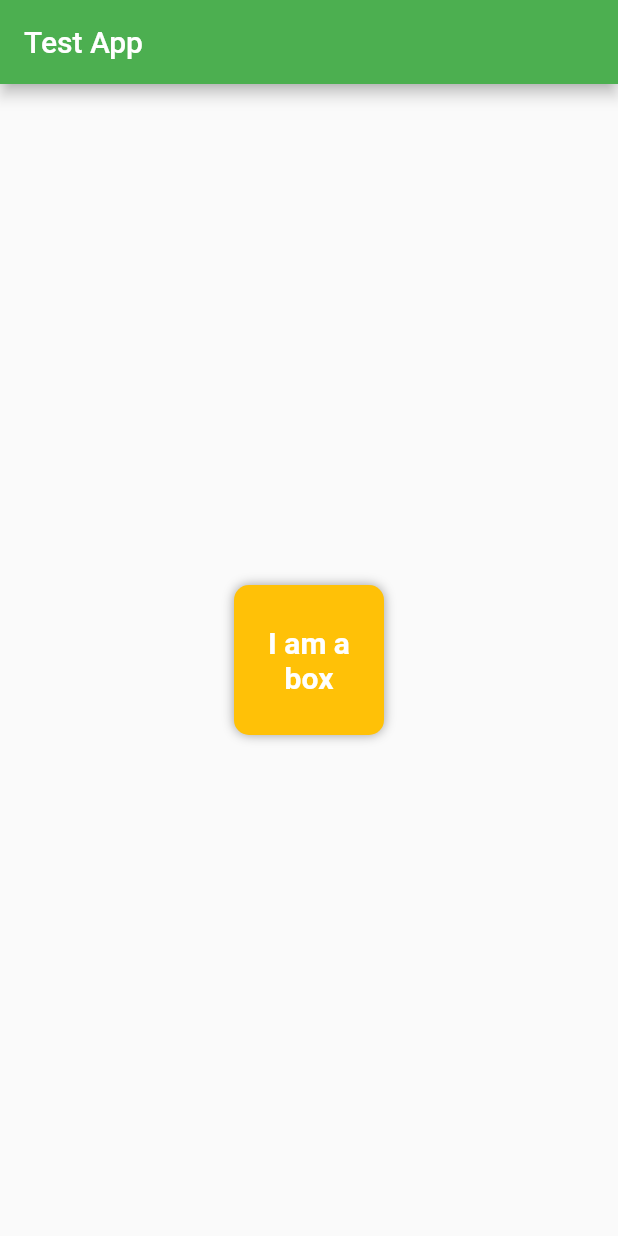
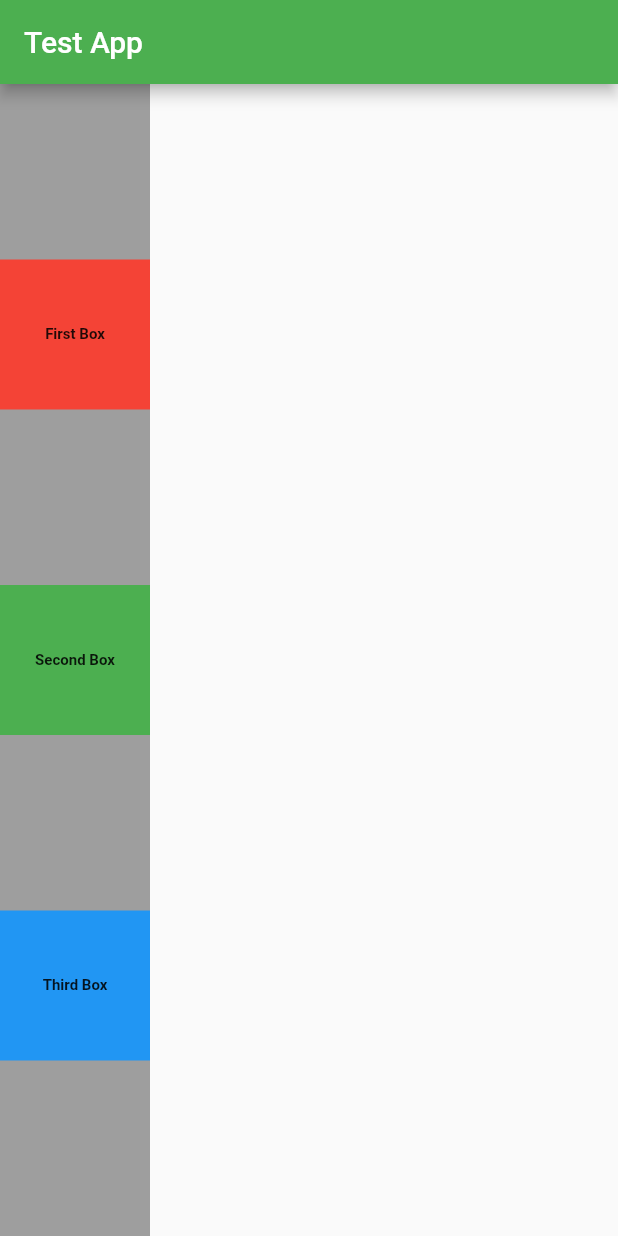
Before and after one commit to Madcamp4-Week2/Retent-Frontend, a Flutter app: the screen it shows after launch, on a phone screen of 412 x 824 dp. Run offline on Flutter 3.47's test engine with Material 2 defaults, Android fonts, the phone set to English and light mode, and no system bars.

Commit message:
Commit - ch3 - rows and columns

```diff
--- a/lib/main.dart
+++ b/lib/main.dart
@@ -19,31 +19,48 @@ class HomePage extends StatelessWidget {
       appBar: AppBar(
         title: Text("Test App"),
         ),
-      body: Center(
-        child: Container(
+      body: Container(
+        color: Colors.grey,
+        child: Column( //row crossaxisalignment depends on parent
+          mainAxisAlignment: MainAxisAlignment.spaceEvenly,
+          children: <Widget>[
+            Container(
               padding: const EdgeInsets.all(8),
               width: 100,
               height: 100,
-          clipBehavior: Clip.antiAlias,  //what happens if child clips with parent
-          alignment: Alignment.center, //location of child
-          decoration: BoxDecoration(
-            color: Colors.amber,
-            borderRadius: BorderRadius.circular(10),
-            boxShadow: [
-              BoxShadow(
-                color: Colors.grey,
-                blurRadius: 6,
+              color: Colors.red,
+              alignment: Alignment.center,
+              child: Text(
+                "First Box",
+                style: TextStyle(
+                  fontSize: 10,
+                  fontWeight: FontWeight.bold,),),
             ),
-            ]),
+            Container(
+              padding: const EdgeInsets.all(8),
+              width: 100,
+              height: 100,
+              color: Colors.green,
+              alignment: Alignment.center,
               child: Text(
-            "I am a box",
-            textAlign: TextAlign.center,
+                "Second Box",
                 style: TextStyle(
-              fontSize: 20,
-              color: Colors.white,
-              fontWeight: FontWeight.bold,
+                  fontSize: 10,
+                  fontWeight: FontWeight.bold,),),
             ),
+            Container(
+              padding: const EdgeInsets.all(8),
+              width: 100,
+              height: 100,
+              color: Colors.blue,
+              alignment: Alignment.center,
+              child: Text(
+                "Third Box",
+                style: TextStyle(
+                  fontSize: 10,
+                  fontWeight: FontWeight.bold,),),
             ),
+          ],
         ),
       ),
     );
```
Lines whose indentation alone changed are shown as unchanged.
